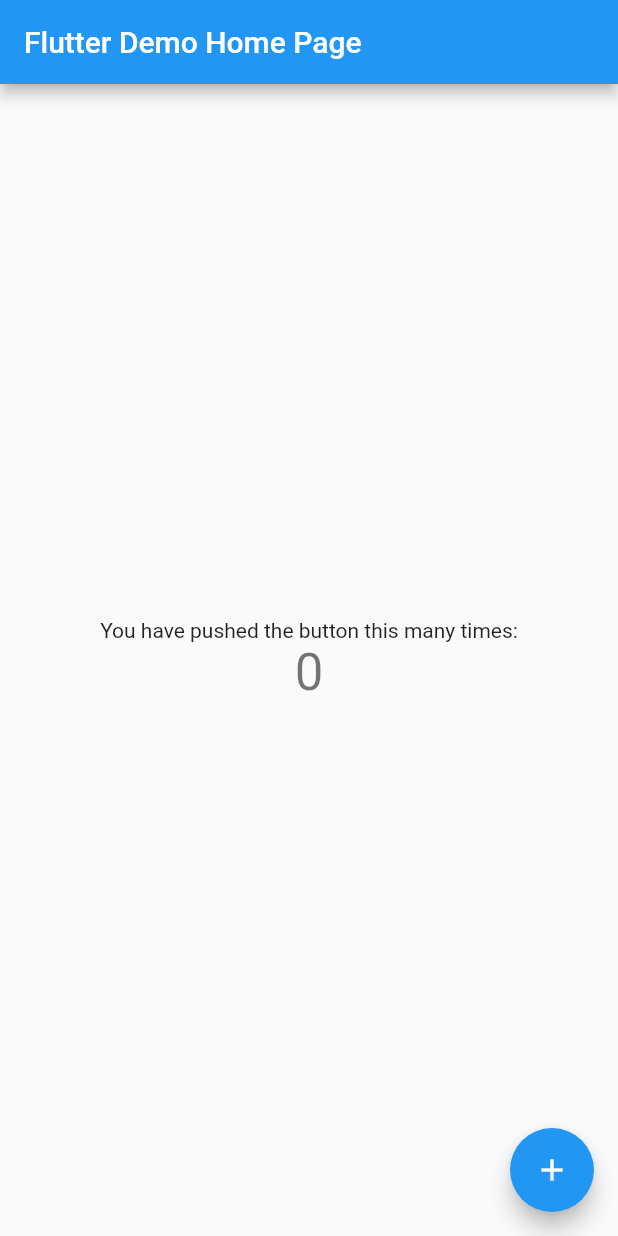
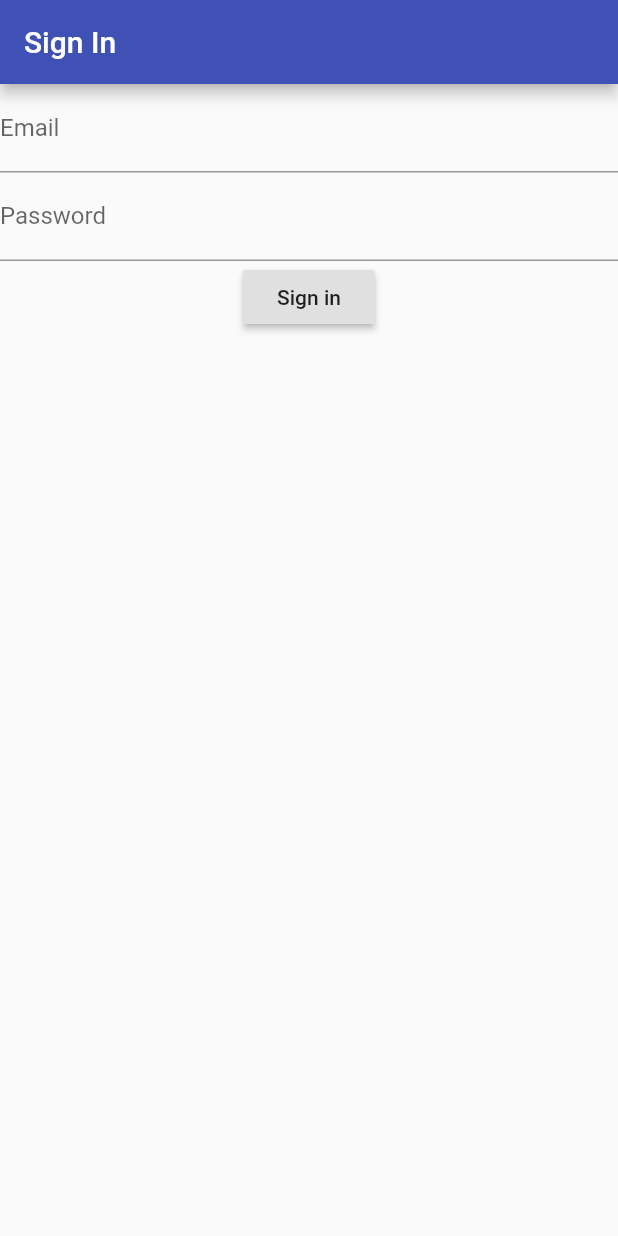
Before and after one commit to bandly93/flutter_auth, a Flutter app: the screen it shows after launch, on a phone screen of 412 x 824 dp. Run offline on Flutter 3.47's test engine with Material 2 defaults, Android fonts, the phone set to English and light mode, and no system bars; our stand-ins replace firebase_auth; accounts and stored records are empty.

Commit message:
Implement user auth without user creation

```diff
--- a/lib/main.dart
+++ b/lib/main.dart
@@ -1,111 +1,17 @@
 import 'package:flutter/material.dart';
+import 'package:squish_app/pages/login_page.dart';
 
 void main() => runApp(MyApp());
 
-class MyApp extends StatelessWidget {
-  // This widget is the root of your application.
+class MyApp extends StatelessWidget{
   @override
-  Widget build(BuildContext context) {
+  Widget build(BuildContext context){
     return MaterialApp(
-      title: 'Flutter Demo',
-      theme: ThemeData(
-        // This is the theme of your application.
-        //
-        // Try running your application with "flutter run". You'll see the
-        // application has a blue toolbar. Then, without quitting the app, try
-        // changing the primarySwatch below to Colors.green and then invoke
-        // "hot reload" (press "r" in the console where you ran "flutter run",
-        // or simply save your changes to "hot reload" in a Flutter IDE).
-        // Notice that the counter didn't reset back to zero; the application
-        // is not restarted.
-        primarySwatch: Colors.blue,
+      title : 'Squish_Auth',
+      theme : ThemeData(
+        primaryColor: Colors.indigo,
       ),
-      home: MyHomePage(title: 'Flutter Demo Home Page'),
+      home: LoginPage(),
     );
   }
 }
-
-class MyHomePage extends StatefulWidget {
-  MyHomePage({Key key, this.title}) : super(key: key);
-
-  // This widget is the home page of your application. It is stateful, meaning
-  // that it has a State object (defined below) that contains fields that affect
-  // how it looks.
-
-  // This class is the configuration for the state. It holds the values (in this
-  // case the title) provided by the parent (in this case the App widget) and
-  // used by the build method of the State. Fields in a Widget subclass are
-  // always marked "final".
-
-  final String title;
-
-  @override
-  _MyHomePageState createState() => _MyHomePageState();
-}
-
-class _MyHomePageState extends State<MyHomePage> {
-  int _counter = 0;
-
-  void _incrementCounter() {
-    setState(() {
-      // This call to setState tells the Flutter framework that something has
-      // changed in this State, which causes it to rerun the build method below
-      // so that the display can reflect the updated values. If we changed
-      // _counter without calling setState(), then the build method would not be
-      // called again, and so nothing would appear to happen.
-      _counter++;
-    });
-  }
-
-  @override
-  Widget build(BuildContext context) {
-    // This method is rerun every time setState is called, for instance as done
-    // by the _incrementCounter method above.
-    //
-    // The Flutter framework has been optimized to make rerunning build methods
-    // fast, so that you can just rebuild anything that needs updating rather
-    // than having to individually change instances of widgets.
-    return Scaffold(
-      appBar: AppBar(
-        // Here we take the value from the MyHomePage object that was created by
-        // the App.build method, and use it to set our appbar title.
-        title: Text(widget.title),
-      ),
-      body: Center(
-        // Center is a layout widget. It takes a single child and positions it
-        // in the middle of the parent.
-        child: Column(
-          // Column is also a layout widget. It takes a list of children and
-          // arranges them vertically. By default, it sizes itself to fit its
-          // children horizontally, and tries to be as tall as its parent.
-          //
-          // Invoke "debug painting" (press "p" in the console, choose the
-          // "Toggle Debug Paint" action from the Flutter Inspector in Android
-          // Studio, or the "Toggle Debug Paint" command in Visual Studio Code)
-          // to see the wireframe for each widget.
-          //
-          // Column has various properties to control how it sizes itself and
-          // how it positions its children. Here we use mainAxisAlignment to
-          // center the children vertically; the main axis here is the vertical
-          // axis because Columns are vertical (the cross axis would be
-          // horizontal).
-          mainAxisAlignment: MainAxisAlignment.center,
-          children: <Widget>[
-            Text(
-              'You have pushed the button this many times:',
-            ),
-            Text(
-              '$_counter',
-              style: Theme.of(context).textTheme.display1,
-            ),
-          ],
-        ),
-      ),
-      floatingActionButton: FloatingActionButton(
-        onPressed: _incrementCounter,
-        tooltip: 'Increment',
-        child: Icon(Icons.add),
-      ), // This trailing comma makes auto-formatting nicer for build methods.
-    );
-  }
-}
--- /dev/null
+++ b/lib/pages/home.dart
@@ -0,0 +1,17 @@
+import 'package:flutter/material.dart';
+
+class Home extends StatefulWidget {
+  @override
+  _HomeState createState() => _HomeState();
+}
+
+class _HomeState extends State<Home> {
+  @override
+  Widget build(BuildContext context) {
+    return Scaffold(
+      appBar : AppBar(
+        title : Text('Home'),
+      )
+    );
+  }
+}
--- /dev/null
+++ b/lib/pages/login_page.dart
@@ -0,0 +1,72 @@
+import 'package:flutter/material.dart';
+import 'package:firebase_auth/firebase_auth.dart';
+import 'package:squish_app/pages/home.dart';
+
+class LoginPage extends StatefulWidget{
+  @override
+  _LoginPageState createState() => new _LoginPageState();
+}
+
+class _LoginPageState extends State<LoginPage>{
+  String _email, _password;
+  final GlobalKey<FormState> _formKey = GlobalKey<FormState>();
+
+  @override
+  Widget build(BuildContext context){
+    return Scaffold(
+      appBar : AppBar(
+        title: Text('Sign In'),
+      ),
+      body: Form(
+        key : _formKey,
+        child: Column (
+          children: <Widget>[
+            TextFormField(
+              validator: (input){
+                if(input.isEmpty){
+                  return 'Please type an email';
+                }
+              },
+              onSaved : (input) => _email = input,
+              decoration : InputDecoration(
+                labelText : "Email",
+              ),
+            ),
+            TextFormField(
+              validator: (input){
+                if(input.length < 6){
+                  return 'Please provide a valid password';
+                }
+              },
+              onSaved : (input) => _password = input,
+              decoration : InputDecoration(
+                labelText : "Password",
+              ),
+              obscureText: true,
+            ),
+            RaisedButton(
+              onPressed : signIn,
+              child : Text('Sign in'),
+            )
+          ],
+        ),
+      ),
+    );
+  }
+
+  Future<void> signIn() async {
+    //Todo validate fields
+    //Todo Login to firebase
+    final formState = _formKey.currentState;
+    if(formState.validate()){
+      formState.save();
+      try {
+        AuthResult user = await FirebaseAuth.instance.signInWithEmailAndPassword(email : _email,password : _password);
+        Navigator.push(context,MaterialPageRoute(builder:(context)=> Home()));
+      }catch(e){
+        print(e.message);
+      }
+
+    }
+  }
+}
```
